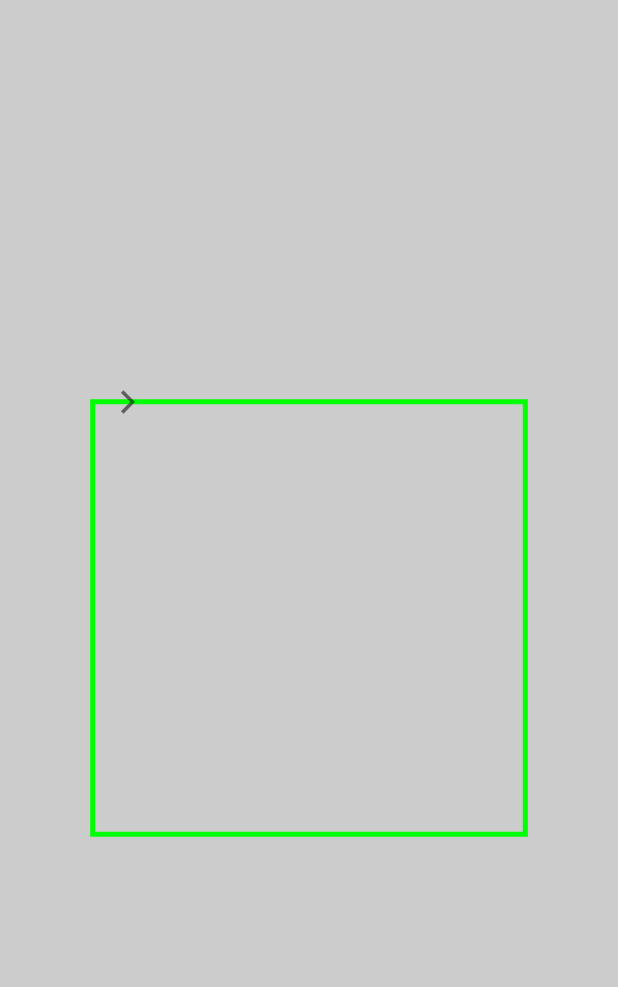
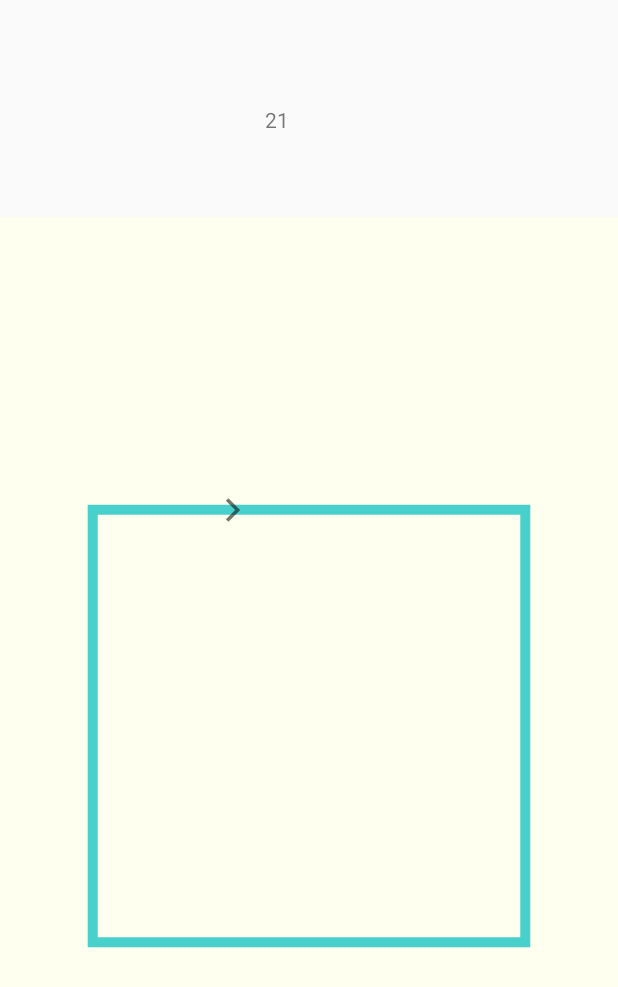
Before and after one commit to vvvlad/brthr, an Android app: the screen it shows after launch (MainActivity), on a phone screen of 412 x 824 dp. Shown: the top 987 px of the screen. Run offline under Robolectric (Android 15) with nearby library versions, the phone set to English and light mode, and no system bars.

Commit message:
actually moving

```diff
--- a/app/src/main/java/com/vvvlad42/brthr/BoxCanvas.kt
+++ b/app/src/main/java/com/vvvlad42/brthr/BoxCanvas.kt
@@ -4,12 +4,13 @@ import android.content.Context
 import android.graphics.*
 import android.graphics.Path.Direction.CW
 import android.graphics.drawable.Drawable
+import android.util.AttributeSet
 import android.view.View
 import android.widget.Toast
 import androidx.core.content.ContextCompat
 import kotlin.math.atan2
 
-class BoxCanvas(context: Context?) : View(context) {
+class BoxCanvas(context: Context?, attrs: AttributeSet?=null) : View(context) {
     lateinit var paint: Paint
     lateinit var rect: RectF
     private var path: Path = Path()
@@ -27,14 +28,15 @@ class BoxCanvas(context: Context?) : View(context) {
 
     private fun initParams(){
         paint = Paint(Paint.ANTI_ALIAS_FLAG)
-        paint.color = Color.GREEN
+        paint.color = Color.rgb(72,209,204)
         paint.style = Paint.Style.STROKE
-        paint.strokeWidth = 5F
+        paint.strokeWidth = 10F
 
         bm = BitmapFactory.decodeResource(resources, R.drawable.ic_arrow_forward_ios)
         bmOffsetX = bm.width /2
         bmOffsetY = bm.height /2
-        step = 5F
+
+        step = 1F
         distance = 0F
         pos = FloatArray(2)
         tan = FloatArray(2)
@@ -68,8 +70,10 @@ class BoxCanvas(context: Context?) : View(context) {
         //            paint
         //        )
     }
+
     init {
         initParams()
+        this.setBackgroundColor(Color.rgb(255,255,240))
     }
 
     override fun onDraw(canvas: Canvas?) {
@@ -78,6 +82,7 @@ class BoxCanvas(context: Context?) : View(context) {
 //        val d: Drawable = ContextCompat.getDrawable(context, R.drawable.autumn)!!
 //        d.setBounds(left, top, right, bottom)
 //        d.draw(canvas!!)
+
         canvas!!.drawPath(path, paint)
 
         if (distance < pathLength) {
@@ -92,7 +97,8 @@ class BoxCanvas(context: Context?) : View(context) {
 //            paint.color = Color.RED
 //            paint.strokeWidth = 20F
 //            canvas.drawPoint(mtrx[0]f, mtrx[1], paint)
-            distance += step
+
+            for (i in 1..20)  distance += step
 
         } else {
             distance = 0F
--- a/app/src/main/java/com/vvvlad42/brthr/MainActivity.kt
+++ b/app/src/main/java/com/vvvlad42/brthr/MainActivity.kt
@@ -3,19 +3,31 @@ package com.vvvlad42.brthr
 import android.graphics.Color
 import androidx.appcompat.app.AppCompatActivity
 import android.os.Bundle
-import android.widget.ImageView
 import kotlinx.android.synthetic.main.activity_main.*
+import android.os.CountDownTimer
+
+
 
 class MainActivity : AppCompatActivity() {
 
-    private lateinit var boxCanvas: BoxCanvas
+//    private lateinit var boxCanvas: BoxCanvas
 
     override fun onCreate(savedInstanceState: Bundle?) {
         super.onCreate(savedInstanceState)
         setContentView(R.layout.activity_main)
-        boxCanvas = BoxCanvas(this)
-        boxCanvas.setBackgroundColor(Color.LTGRAY)
-        setContentView(boxCanvas)
+
+        object : CountDownTimer(30000, 1000) {
+            override fun onTick(millisUntilFinished: Long) {
+                TimeTxt.text = "${millisUntilFinished / 1000}"
+            }
+            override fun onFinish() {
+                TimeTxt.text = "done!"
+            }
+        }.start()
+
+
+//        boxCanvas.setBackgroundColor(Color.LTGRAY)
+//        setContentView(boxCanvas)
 //        val myDrawing = PolygonLapsDrawable()
 //        val image: ImageView = imageViewPoly
 //        image.setImageDrawable(myDrawing)
--- a/app/src/main/res/layout/activity_main.xml
+++ b/app/src/main/res/layout/activity_main.xml
@@ -4,4 +4,27 @@
     xmlns:tools="http://schemas.android.com/tools"
     android:layout_width="match_parent"
     android:layout_height="match_parent"
-    tools:context=".MainActivity"/>
+    tools:context=".MainActivity">
+
+    <TextView
+        android:id="@+id/TimeTxt"
+        android:layout_width="59dp"
+        android:layout_height="wrap_content"
+        android:layout_marginTop="70dp"
+        android:text="TextView"
+        app:layout_constraintEnd_toEndOf="parent"
+        app:layout_constraintStart_toStartOf="parent"
+        app:layout_constraintTop_toTopOf="parent" />
+
+    <com.vvvlad42.brthr.BoxCanvas
+        android:id="@+id/boxCanvas"
+        android:layout_width="0dp"
+        android:layout_height="0dp"
+        android:layout_marginTop="55dp"
+        app:layout_constraintBottom_toBottomOf="parent"
+        app:layout_constraintEnd_toEndOf="parent"
+        app:layout_constraintHorizontal_bias="0.0"
+        app:layout_constraintStart_toStartOf="parent"
+        app:layout_constraintTop_toBottomOf="@+id/TimeTxt"
+        app:layout_constraintVertical_bias="1.0" />
+</androidx.constraintlayout.widget.ConstraintLayout>
```
